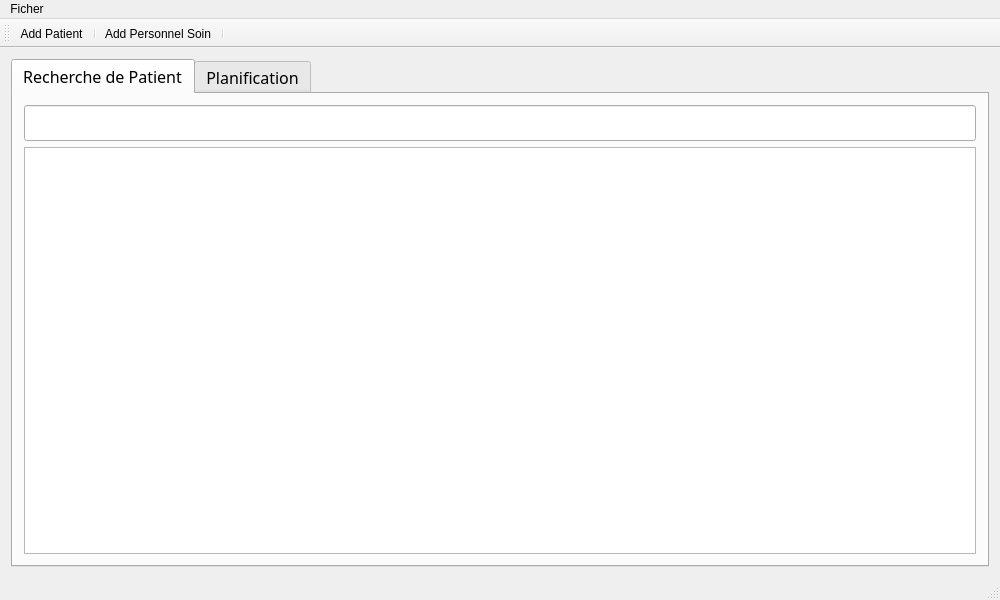
Old version of the form mainwindow.ui in the repository pholien/QtProjet.
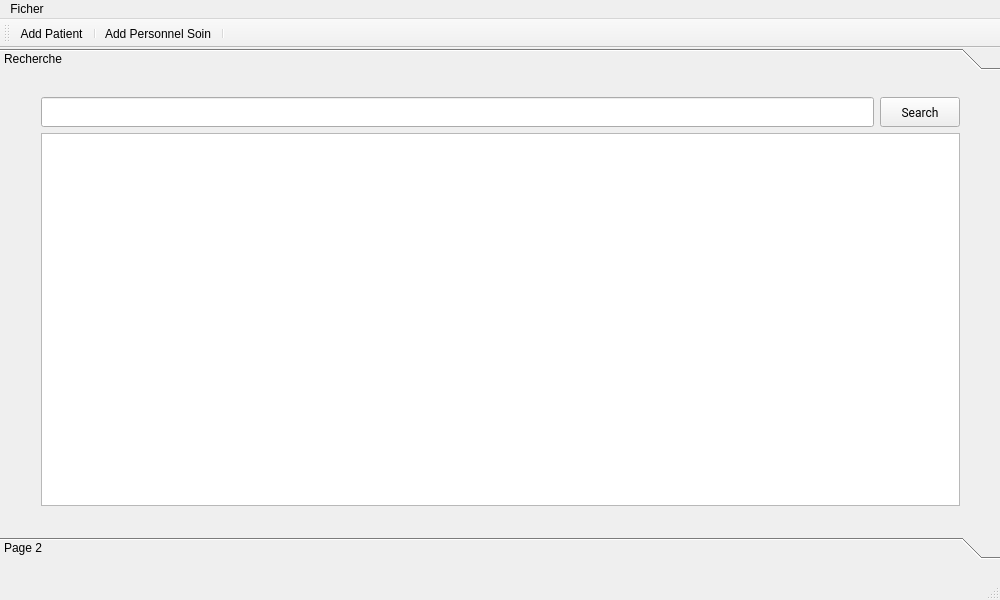
New version of the form. Icons and pictures are not drawn.

Diff of the .ui file:
```diff
--- a/mainwindow.ui
+++ b/mainwindow.ui
@@ -32,65 +32,101 @@
    </size>
   </property>
   <widget class="QWidget" name="centralWidget">
-   <layout class="QHBoxLayout" name="horizontalLayout">
-    <item>
-     <widget class="QTabWidget" name="tabWidget">
-      <property name="font">
-       <font>
-        <family>Candara</family>
-        <pointsize>12</pointsize>
-        <kerning>true</kerning>
-       </font>
+   <widget class="QToolBox" name="toolBox">
+    <property name="geometry">
+     <rect>
+      <x>0</x>
+      <y>0</y>
+      <width>1001</width>
+      <height>511</height>
+     </rect>
       </property>
       <property name="currentIndex">
        <number>0</number>
       </property>
-      <property name="documentMode">
-       <bool>false</bool>
-      </property>
-      <property name="tabsClosable">
-       <bool>false</bool>
-      </property>
-      <widget class="QWidget" name="tab_recherche">
-       <attribute name="title">
-        <string>Recherche de Patient</string>
-       </attribute>
-       <layout class="QVBoxLayout" name="verticalLayout">
-        <item>
-         <widget class="QLineEdit" name="lineEdit">
+    <widget class="QWidget" name="page">
+     <property name="geometry">
+      <rect>
+       <x>0</x>
+       <y>0</y>
+       <width>1001</width>
+       <height>459</height>
+      </rect>
+     </property>
+     <attribute name="label">
+      <string>Recherche</string>
+     </attribute>
+     <widget class="QWidget" name="layoutWidget">
+      <property name="geometry">
+       <rect>
+        <x>30</x>
+        <y>10</y>
+        <width>941</width>
+        <height>431</height>
+       </rect>
+      </property>
+      <layout class="QGridLayout" name="gridLayout">
+       <item row="0" column="0">
+        <widget class="QLineEdit" name="lineEdit_search">
+         <property name="minimumSize">
+          <size>
+           <width>0</width>
+           <height>30</height>
+          </size>
+         </property>
           <property name="font">
            <font>
-            <family>Arial</family>
-            <pointsize>18</pointsize>
-            <italic>false</italic>
-            <underline>false</underline>
-            <strikeout>false</strikeout>
+           <family>微软雅黑</family>
+          </font>
+         </property>
+        </widget>
+       </item>
+       <item row="0" column="1">
+        <widget class="QPushButton" name="btn_search">
+         <property name="minimumSize">
+          <size>
+           <width>60</width>
+           <height>30</height>
+          </size>
+         </property>
+         <property name="font">
+          <font>
+           <family>Roboto</family>
            </font>
           </property>
           <property name="text">
-           <string/>
-          </property>
-          <property name="frame">
-           <bool>true</bool>
-          </property>
-          <property name="dragEnabled">
-           <bool>false</bool>
+          <string>Search</string>
           </property>
          </widget>
         </item>
-        <item>
-         <widget class="QTableView" name="tableView"/>
+       <item row="1" column="0" colspan="2">
+        <widget class="QTextEdit" name="textEdit_resultat">
+         <property name="font">
+          <font>
+           <family>微软雅黑</family>
+          </font>
+         </property>
+        </widget>
         </item>
        </layout>
       </widget>
-      <widget class="QWidget" name="tab_planification">
-       <attribute name="title">
-        <string>Planification</string>
+     <zorder>layoutWidget</zorder>
+     <zorder>label</zorder>
+    </widget>
+    <widget class="QWidget" name="page_2">
+     <property name="geometry">
+      <rect>
+       <x>0</x>
+       <y>0</y>
+       <width>1001</width>
+       <height>459</height>
+      </rect>
+     </property>
+     <attribute name="label">
+      <string>Page 2</string>
        </attribute>
       </widget>
      </widget>
-    </item>
-   </layout>
   </widget>
   <widget class="QMenuBar" name="menuBar">
    <property name="geometry">
```
Left out of the diff: 2 changed lines with no effect on the pictures. Lines whose indentation alone changed are shown as unchanged.
